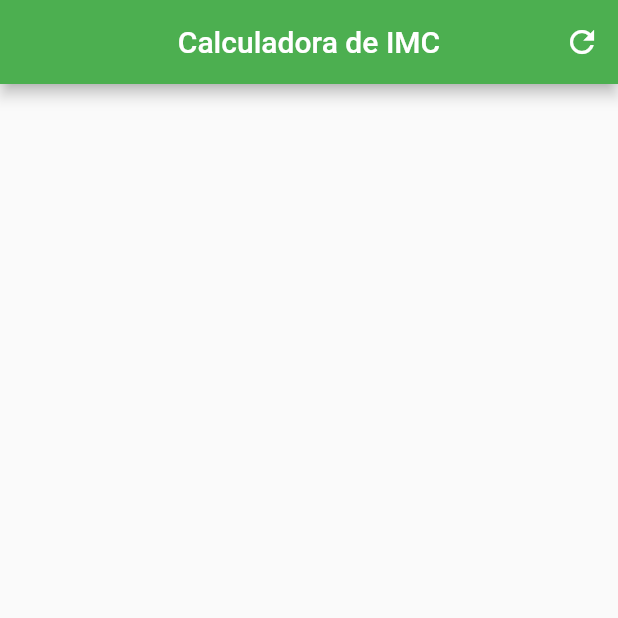
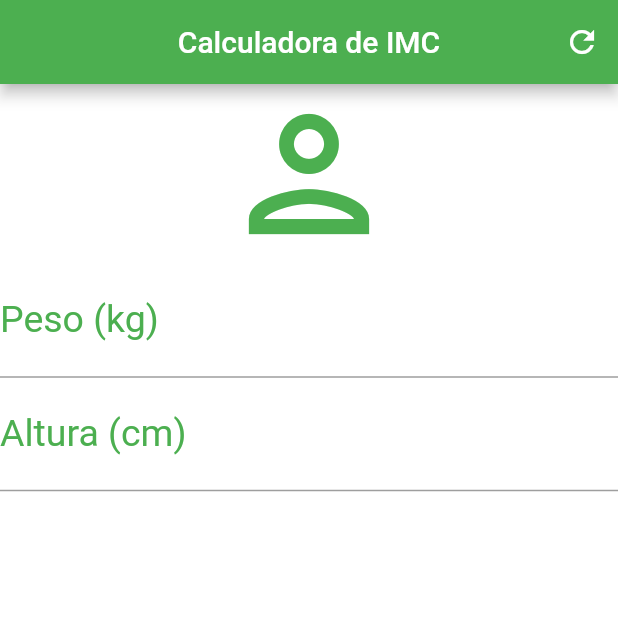
Before and after one commit to 9reis/app_calculadora_imc_flutter, a Flutter app: the screen it shows after launch, on a phone screen of 412 x 824 dp, the top half of it. Run offline on Flutter 3.47's test engine with Material 2 defaults, Android fonts, the phone set to English and light mode, and no system bars.

Commit message:
TextField e Decoration

```diff
--- a/lib/main.dart
+++ b/lib/main.dart
@@ -25,7 +25,43 @@
             IconButton(
               onPressed: () {},
               icon: Icon(Icons.refresh),
+            )
+          ]),
+      backgroundColor: Colors.white,
+      body: Column(
+        crossAxisAlignment: CrossAxisAlignment.stretch,
+        children: [
+          Icon(
+            Icons.person_outlined,
+            size: 120,
+            color: Colors.green,
           ),
+          TextField(
+            decoration: InputDecoration(
+              label: Text("Peso (kg)"),
+              labelStyle: TextStyle(
+                color: Colors.green,
+              ),
+            ),
+            textAlign: TextAlign.center,
+            style: TextStyle(
+              color: Colors.green,
+              fontSize: 25,
+            ),
+          ),
+          TextField(
+            decoration: InputDecoration(
+              label: Text("Altura (cm)"),
+              labelStyle: TextStyle(
+                color: Colors.green,
+              ),
+            ),
+            textAlign: TextAlign.center,
+            style: TextStyle(
+              color: Colors.green,
+              fontSize: 25,
+            ),
+          )
         ],
       ),
     );
```
Lines whose indentation alone changed are shown as unchanged.
